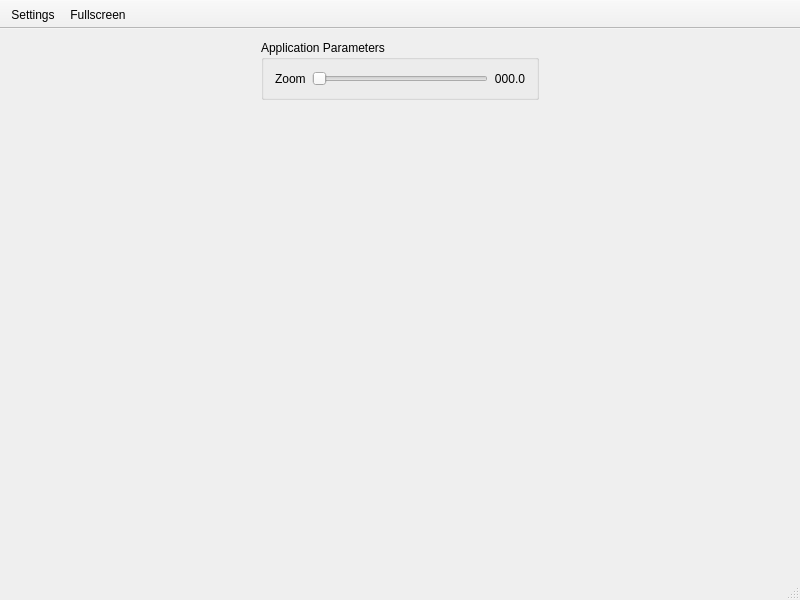
First picture: the form in QtWidgetsApplication1/qt_4dof.ui, repository sophiarw/qt_4dof_spherical, before the edit.
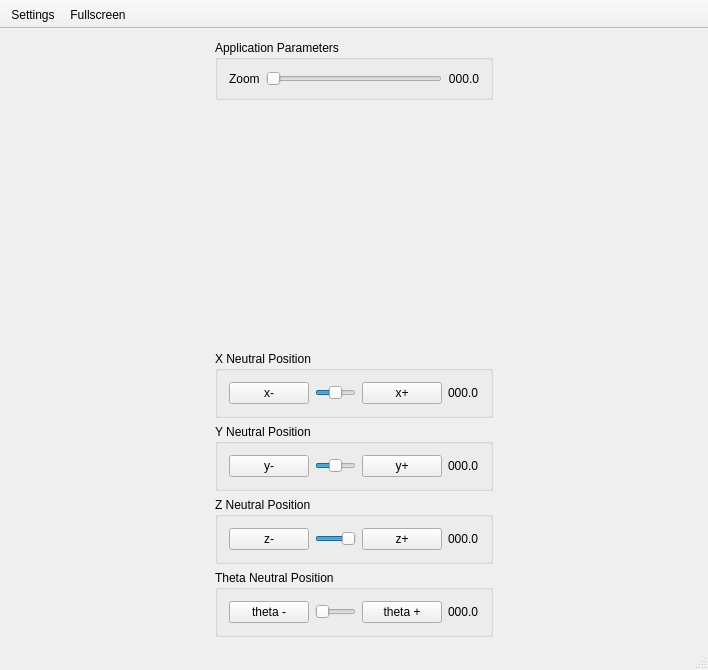
Second picture: the form after the edit. Icons and pictures are not drawn.

Commit message: values show up trying to add in functionaly to change neutral position

Diff of the .ui file:
```diff
--- a/QtWidgetsApplication1/qt_4dof.ui
+++ b/QtWidgetsApplication1/qt_4dof.ui
@@ -6,8 +6,8 @@
    <rect>
     <x>0</x>
     <y>0</y>
-    <width>800</width>
-    <height>600</height>
+    <width>708</width>
+    <height>670</height>
    </rect>
   </property>
   <property name="windowTitle">
@@ -125,6 +125,211 @@
          </property>
         </spacer>
        </item>
+       <item>
+        <widget class="QGroupBox" name="xBox">
+         <property name="title">
+          <string>X Neutral Position</string>
+         </property>
+         <layout class="QHBoxLayout" name="horizontalLayout_2">
+          <item>
+           <layout class="QHBoxLayout" name="horizontalLayout_3">
+            <item>
+             <widget class="QPushButton" name="xMinusButton">
+              <property name="text">
+               <string>x-</string>
+              </property>
+             </widget>
+            </item>
+            <item>
+             <widget class="QSlider" name="xSlider">
+              <property name="minimum">
+               <number>0</number>
+              </property>
+              <property name="maximum">
+               <number>100</number>
+              </property>
+              <property name="value">
+               <number>50</number>
+              </property>
+              <property name="orientation">
+               <enum>Qt::Horizontal</enum>
+              </property>
+             </widget>
+            </item>
+            <item>
+             <widget class="QPushButton" name="xPlusButton">
+              <property name="sizePolicy">
+               <sizepolicy hsizetype="Fixed" vsizetype="Fixed">
+                <horstretch>0</horstretch>
+                <verstretch>0</verstretch>
+               </sizepolicy>
+              </property>
+              <property name="text">
+               <string>x+</string>
+              </property>
+             </widget>
+            </item>
+            <item>
+             <widget class="QLabel" name="xPos">
+              <property name="text">
+               <string>000.0</string>
+              </property>
+             </widget>
+            </item>
+           </layout>
+          </item>
+         </layout>
+         <zorder></zorder>
+        </widget>
+       </item>
+       <item>
+        <widget class="QGroupBox" name="yBox">
+         <property name="title">
+          <string>Y Neutral Position</string>
+         </property>
+         <layout class="QVBoxLayout" name="verticalLayout_2">
+          <item>
+           <layout class="QHBoxLayout" name="horizontalLayout_4">
+            <item>
+             <widget class="QPushButton" name="yMinusButton">
+              <property name="text">
+               <string>y-</string>
+              </property>
+             </widget>
+            </item>
+            <item>
+             <widget class="QSlider" name="ySlider">
+              <property name="minimum">
+               <number>0</number>
+              </property>
+              <property name="maximum">
+               <number>100</number>
+              </property>
+              <property name="value">
+               <number>50</number>
+              </property>
+              <property name="orientation">
+               <enum>Qt::Horizontal</enum>
+              </property>
+             </widget>
+            </item>
+            <item>
+             <widget class="QPushButton" name="yPlusButton">
+              <property name="text">
+               <string>y+</string>
+              </property>
+             </widget>
+            </item>
+            <item>
+             <widget class="QLabel" name="yPos">
+              <property name="text">
+               <string>000.0</string>
+              </property>
+             </widget>
+            </item>
+           </layout>
+          </item>
+         </layout>
+        </widget>
+       </item>
+       <item>
+        <widget class="QGroupBox" name="zBox">
+         <property name="title">
+          <string>Z Neutral Position</string>
+         </property>
+         <layout class="QVBoxLayout" name="verticalLayout_3">
+          <item>
+           <layout class="QHBoxLayout" name="horizontalLayout_5">
+            <item>
+             <widget class="QPushButton" name="zMinusButton">
+              <property name="text">
+               <string>z-</string>
+              </property>
+             </widget>
+            </item>
+            <item>
+             <widget class="QSlider" name="zSlider">
+              <property name="minimum">
+               <number>-35</number>
+              </property>
+              <property name="maximum">
+               <number>-20</number>
+              </property>
+              <property name="value">
+               <number>-20</number>
+              </property>
+              <property name="orientation">
+               <enum>Qt::Horizontal</enum>
+              </property>
+             </widget>
+            </item>
+            <item>
+             <widget class="QPushButton" name="zPlusButton">
+              <property name="text">
+               <string>z+</string>
+              </property>
+             </widget>
+            </item>
+            <item>
+             <widget class="QLabel" name="zPos">
+              <property name="text">
+               <string>000.0</string>
+              </property>
+             </widget>
+            </item>
+           </layout>
+          </item>
+         </layout>
+        </widget>
+       </item>
+       <item>
+        <widget class="QGroupBox" name="thetaBox">
+         <property name="title">
+          <string>Theta Neutral Position</string>
+         </property>
+         <layout class="QVBoxLayout" name="verticalLayout_4">
+          <item>
+           <layout class="QHBoxLayout" name="horizontalLayout_6">
+            <item>
+             <widget class="QPushButton" name="thetaMinusButton">
+              <property name="text">
+               <string>theta -</string>
+              </property>
+             </widget>
+            </item>
+            <item>
+             <widget class="QSlider" name="thetaSlider">
+              <property name="minimum">
+               <number>0</number>
+              </property>
+              <property name="maximum">
+               <number>100</number>
+              </property>
+              <property name="orientation">
+               <enum>Qt::Horizontal</enum>
+              </property>
+             </widget>
+            </item>
+            <item>
+             <widget class="QPushButton" name="thetaPlusButton">
+              <property name="text">
+               <string>theta +</string>
+              </property>
+             </widget>
+            </item>
+            <item>
+             <widget class="QLabel" name="thetaPos">
+              <property name="text">
+               <string>000.0</string>
+              </property>
+             </widget>
+            </item>
+           </layout>
+          </item>
+         </layout>
+         <zorder></zorder>
+        </widget>
+       </item>
       </layout>
      </widget>
     </item>
```
The commit also changes 11 other files.
